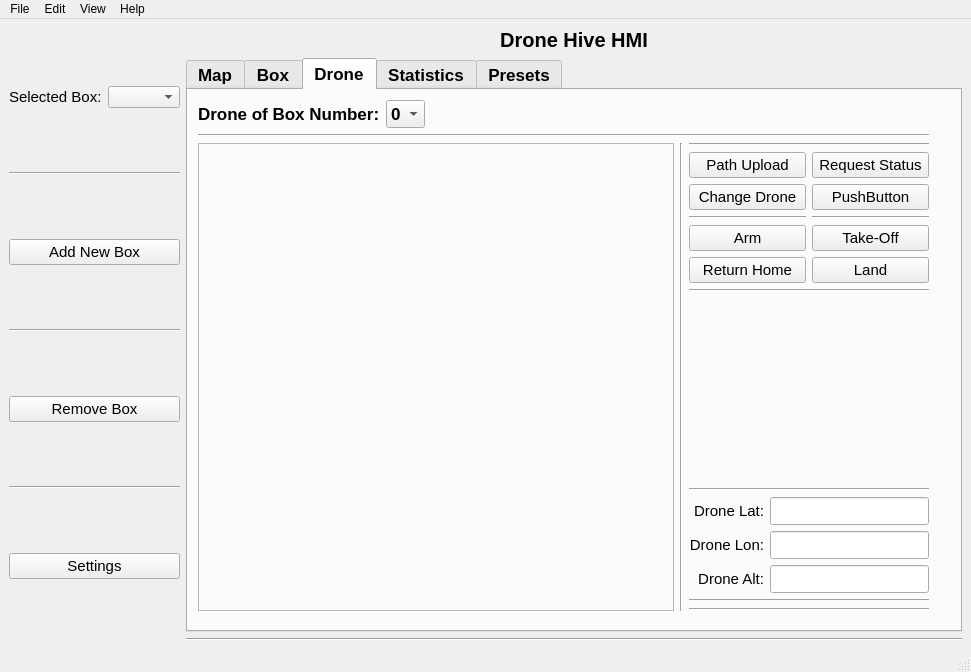
Before: the Qt Designer form ros2_ws/src/hmi/ui/mainwindow.ui in Samwise101/EiRT-AscenD-Robotics, drawn with Qt 5.
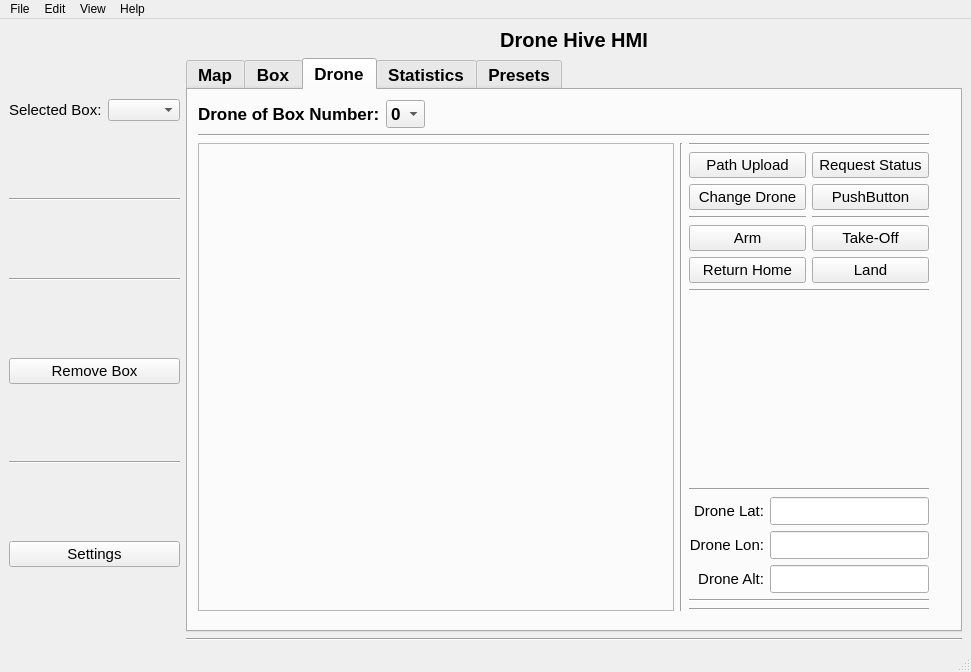
After: the same form once the commit is applied. Icons and pictures are not drawn.

Commit message: removed traces of button for creating boxes

```diff
--- a/ros2_ws/src/hmi/ui/mainwindow.ui
+++ b/ros2_ws/src/hmi/ui/mainwindow.ui
@@ -62,24 +62,6 @@
           </property>
          </widget>
         </item>
-        <item>
-         <widget class="QPushButton" name="add_box_pushButton">
-          <property name="font">
-           <font>
-            <pointsize>11</pointsize>
-            <weight>50</weight>
-            <bold>false</bold>
-           </font>
-          </property>
-          <property name="text">
-           <string>Add New Box</string>
-          </property>
-          <property name="icon">
-           <iconset resource="../resources/resources.qrc">
-            <normaloff>:/images/icons/add_box.png</normaloff>:/images/icons/add_box.png</iconset>
-          </property>
-         </widget>
-        </item>
         <item>
          <widget class="Line" name="line_19">
           <property name="orientation">
```
Left out of the diff: 16 changed lines with no effect on the pictures. The commit also changes 3 other files.
